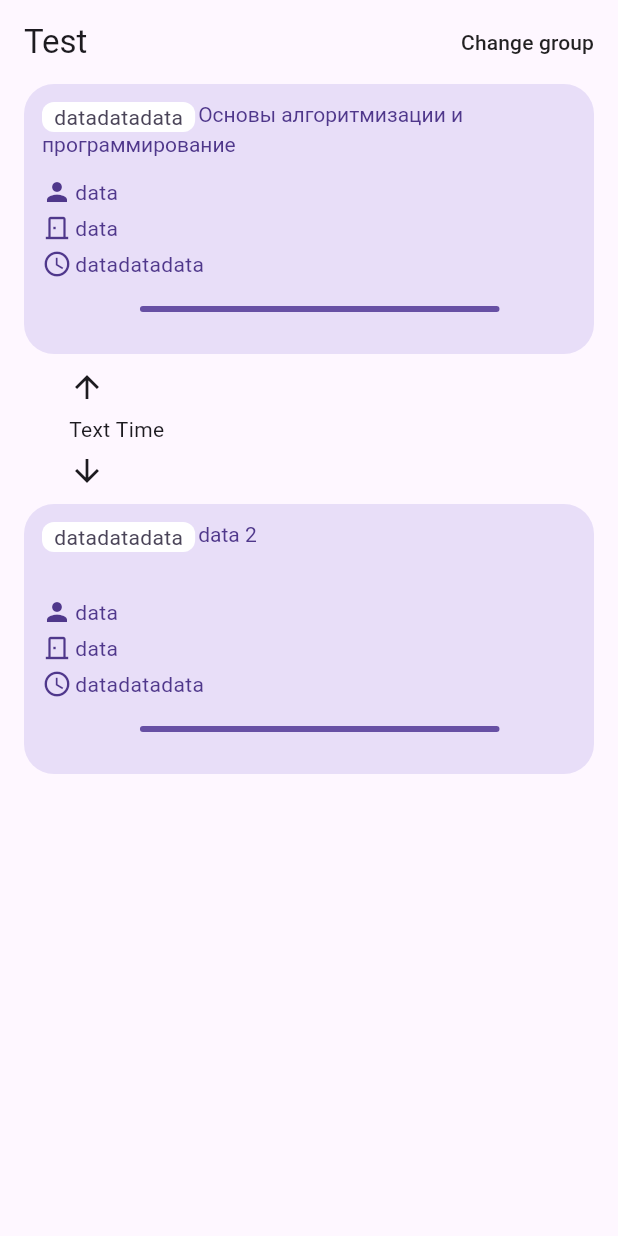
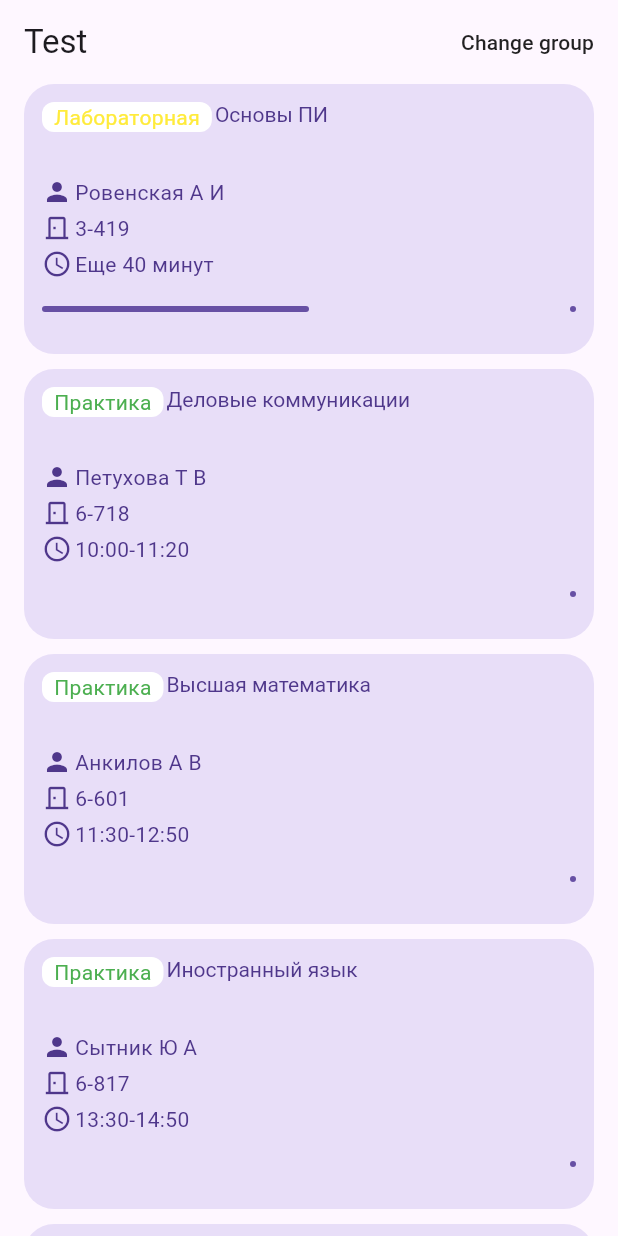
Before and after one commit to simbirskiif/flutter-schedule-ulstu, a Flutter app: the screen it shows after launch, on a phone screen of 412 x 824 dp. Run offline on Flutter 3.47's test engine with Material 3 defaults, Android fonts, the phone set to English and light mode, and no system bars; drawn by our look-alikes of dynamic_color; missing offline and left inert: dart:ffi, system_theme.

Commit message:
Грызть какашки

```diff
--- a/lib/lesson_type_widget.dart
+++ b/lib/lesson_type_widget.dart
@@ -2,7 +2,13 @@ import 'package:flutter/material.dart';
 
 class LessonTypeWidget extends StatelessWidget {
   final LessonTypes type;
-  const LessonTypeWidget({super.key, required this.type});
+  final Color testColor;
+  final String testType;
+  const LessonTypeWidget({
+    super.key,
+    required this.type,
+    required this.testColor, required this.testType,
+  });
 
   @override
   Widget build(BuildContext context) {
@@ -14,8 +20,9 @@ class LessonTypeWidget extends StatelessWidget {
       child: Padding(
         padding: EdgeInsets.symmetric(horizontal: 8),
         child: Text(
-          "datadatadata",
-          style: TextStyle(color: ColorScheme.of(context).onSecondaryContainer),
+          testType,
+          //style: TextStyle(color: ColorScheme.of(context).onSecondaryContainer),
+          style: TextStyle(color: testColor),
         ),
       ),
     );
--- a/lib/lesson_widget.dart
+++ b/lib/lesson_widget.dart
@@ -5,7 +5,22 @@ import 'package:timetable/lesson_type_widget.dart';
 class LessonWidget extends StatelessWidget {
   final double maxWidth = 650;
   final String mainText;
-  const LessonWidget({super.key, required this.mainText});
+  final Color testColor;
+  final String testTime;
+  final String testAud;
+  final double testProgress;
+  final String testPrepod;
+  final String testType;
+  const LessonWidget({
+    super.key,
+    required this.mainText,
+    required this.testColor,
+    required this.testTime,
+    required this.testAud,
+    required this.testProgress,
+    required this.testPrepod,
+    required this.testType,
+  });
 
   @override
   Widget build(BuildContext context) {
@@ -53,6 +68,8 @@ class LessonWidget extends StatelessWidget {
                                           ),
                                           child: LessonTypeWidget(
                                             type: LessonTypes.lecture,
+                                            testColor: testColor,
+                                            testType: testType,
                                           ),
                                         ),
                                       ),
@@ -78,7 +95,7 @@ class LessonWidget extends StatelessWidget {
                                       child: Align(
                                         alignment: AlignmentGeometry.centerLeft,
                                         child: Text(
-                                          "data",
+                                          testPrepod,
                                           style: TextStyle(color: textColor),
                                         ),
                                       ),
@@ -103,7 +120,7 @@ class LessonWidget extends StatelessWidget {
                                       child: Align(
                                         alignment: AlignmentGeometry.centerLeft,
                                         child: Text(
-                                          "data",
+                                          testAud,
                                           style: TextStyle(color: textColor),
                                         ),
                                       ),
@@ -125,7 +142,7 @@ class LessonWidget extends StatelessWidget {
                                   child: Align(
                                     alignment: AlignmentGeometry.centerRight,
                                     child: Text(
-                                      "datadatadata",
+                                      testTime,
                                       style: TextStyle(color: textColor),
                                     ),
                                   ),
@@ -134,7 +151,10 @@ class LessonWidget extends StatelessWidget {
                             ),
                             Padding(
                               padding: EdgeInsets.symmetric(vertical: 16),
-                              child: LinearProgressIndicator(year2023: false),
+                              child: LinearProgressIndicator(
+                                year2023: false,
+                                value: testProgress != -1 ? testProgress : 0,
+                              ),
                             ),
                           ],
                         ),
--- a/lib/main.dart
+++ b/lib/main.dart
@@ -61,15 +61,57 @@ class _MainState extends State<Main> {
               ),
             ],
           ),
-          body: Column(
-            spacing: 10,
-            children: [
-              LessonWidget(
-                mainText: "Основы алгоритмизации и программирование",
-              ),
-              ChillWidget(height: 80),
-              LessonWidget(mainText: "data 2"),
-            ],
+          body: SingleChildScrollView(
+            child: Column(
+              spacing: 10,
+              children: [
+                LessonWidget(
+                  mainText: "Основы ПИ",
+                  testColor: Colors.yellow,
+                  testAud: "3-419",
+                  testPrepod: "Ровенская А И",
+                  testProgress: 0.5,
+                  testTime: "Еще 40 минут",
+                  testType: "Лабораторная",
+                ),
+                LessonWidget(
+                  mainText: "Деловые коммуникации",
+                  testColor: Colors.green,
+                  testAud: "6-718",
+                  testPrepod: "Петухова Т В",
+                  testProgress: -1,
+                  testTime: "10:00-11:20",
+                  testType: "Практика",
+                ),
+                LessonWidget(
+                  mainText: "Высшая математика",
+                  testColor: Colors.green,
+                  testAud: "6-601",
+                  testPrepod: "Анкилов А В",
+                  testProgress: -1,
+                  testTime: "11:30-12:50",
+                  testType: "Практика",
+                ),
+                LessonWidget(
+                  mainText: "Иностранный язык",
+                  testColor: Colors.green,
+                  testAud: "6-817",
+                  testPrepod: "Сытник Ю А",
+                  testProgress: -1,
+                  testTime: "13:30-14:50",
+                  testType: "Практика",
+                ),
+                LessonWidget(
+                  mainText: "Основы информационных технологий",
+                  testColor: Colors.orange,
+                  testAud: "6-817",
+                  testPrepod: "Эгов Е Н",
+                  testProgress: -1,
+                  testTime: "15:00-16:20",
+                  testType: "Лекция",
+                ),
+              ],
+            ),
           ),
         );
       },
```
